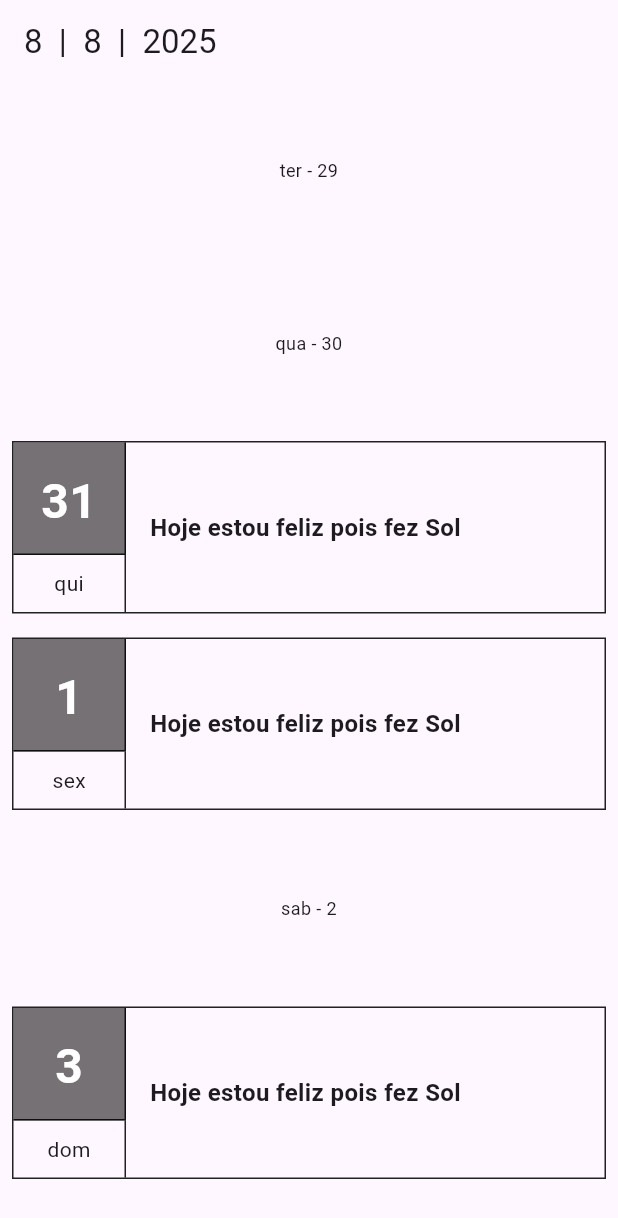
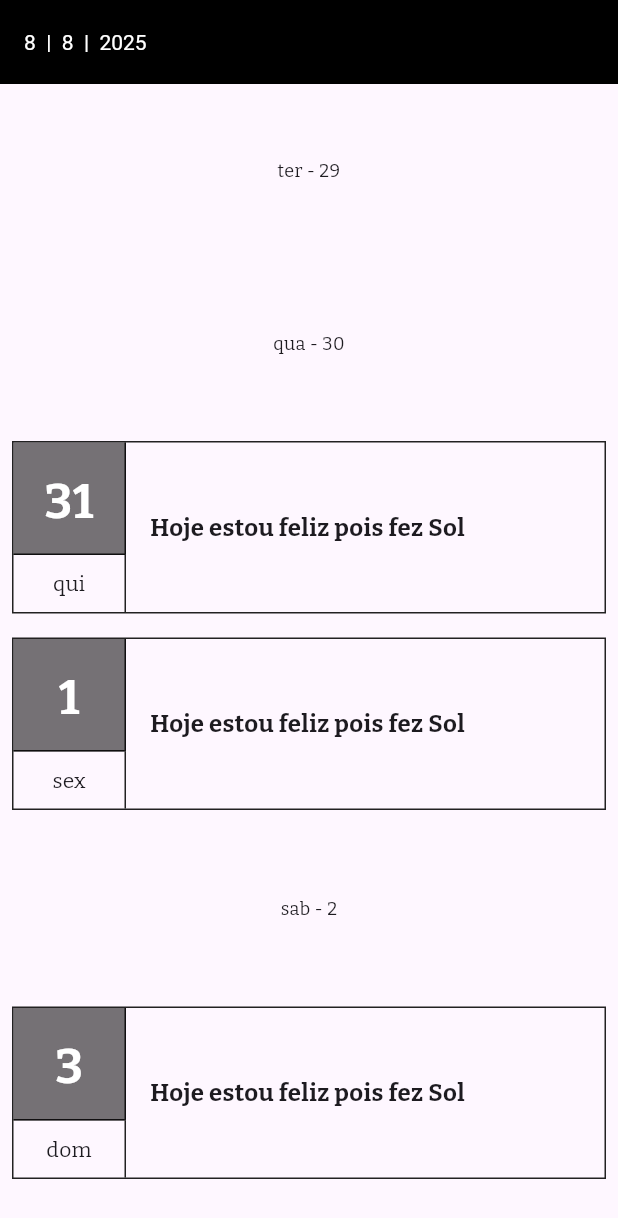
Before and after one commit to maxwelldantas/flutter_webapi_first_course, a Flutter app: the screen it shows after launch, on a phone screen of 412 x 824 dp. Shown: the top 1218 px of the screen. Run offline on Flutter 3.47's test engine with Material 3 defaults, Android fonts, the light colour scheme and no system bars; our stand-ins replace google_fonts.

Commit message:
Adiciona tema claro e escuro, nova fonte e remove elevação da appbar

```diff
--- a/lib/main.dart
+++ b/lib/main.dart
@@ -15,6 +15,15 @@ class MyApp extends StatelessWidget {
     return MaterialApp(
       title: 'Simple Journal',
       debugShowCheckedModeBanner: false,
+      theme: ThemeData(
+          primarySwatch: Colors.grey,
+          appBarTheme: const AppBarTheme(
+            elevation: 0,
+            backgroundColor: Colors.black,
+            titleTextStyle: TextStyle(color: Colors.white),
+          ),
+          textTheme: GoogleFonts.bitterTextTheme()
+      ),
       darkTheme: ThemeData.dark(),
       themeMode: ThemeMode.light,
       initialRoute: "home",
```
